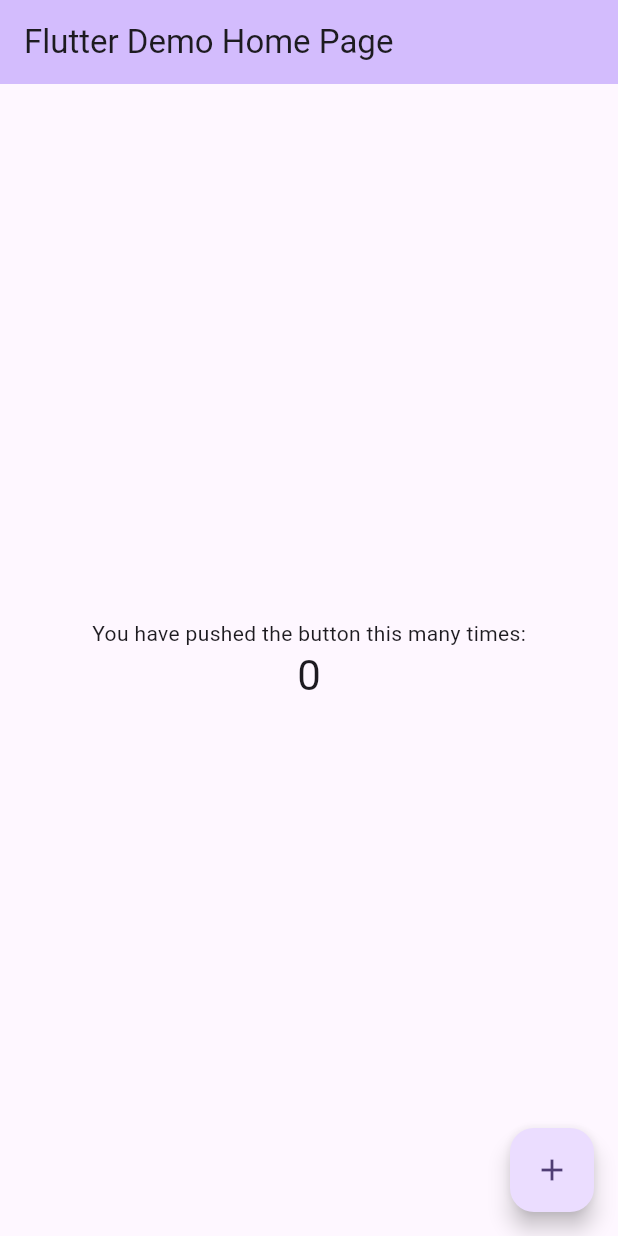
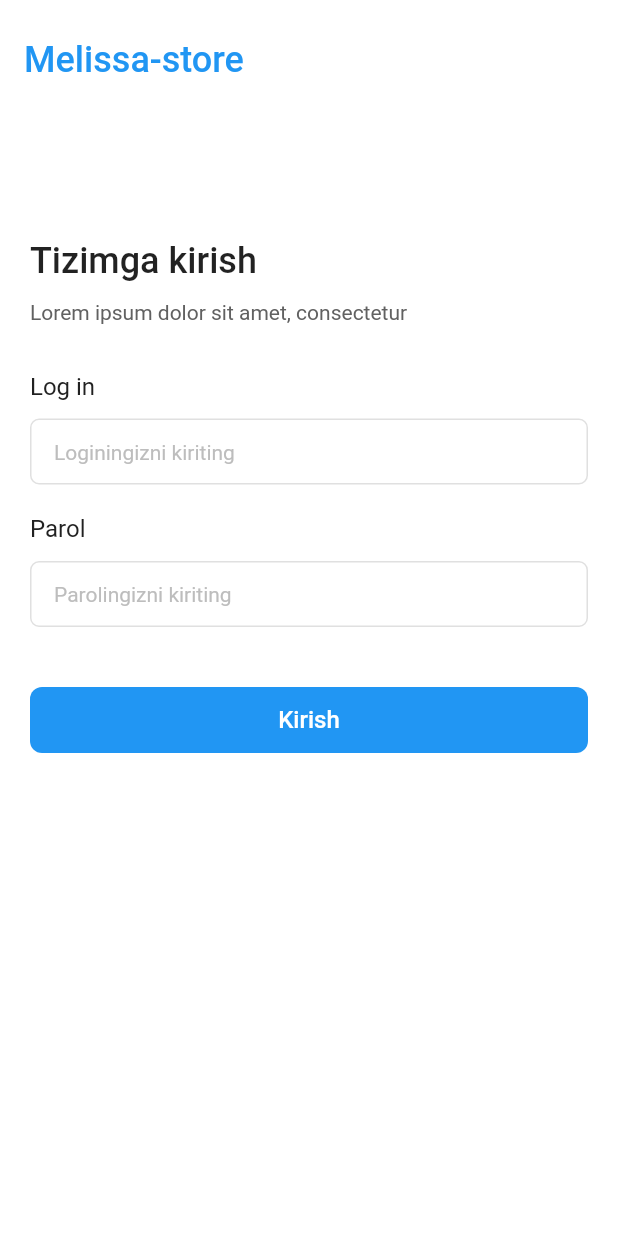
Before and after one commit to rasulov999/Melissa_Store, a Flutter app: the screen it shows after launch, on a phone screen of 412 x 824 dp. Run offline on Flutter 3.47's test engine with Material 2 defaults, Android fonts, the phone set to English and light mode, and no system bars.

Commit message:
login screen added

```diff
--- a/lib/main.dart
+++ b/lib/main.dart
@@ -1,125 +1,32 @@
 import 'package:flutter/material.dart';
+import 'package:flutter/services.dart';
+import 'package:melissa_store/screens/login/login_screen.dart';
+import 'package:melissa_store/utils/colors.dart';
 
 void main() {
+  WidgetsFlutterBinding.ensureInitialized();
+  SystemChrome.setSystemUIOverlayStyle(
+    const SystemUiOverlayStyle(
+      statusBarIconBrightness: Brightness.dark,
+      statusBarColor: Colors.transparent,
+    ),
+  );
+  SystemChrome.setPreferredOrientations([
+    DeviceOrientation.portraitUp,
+    DeviceOrientation.portraitDown,
+  ]);
   runApp(const MyApp());
 }
 
 class MyApp extends StatelessWidget {
   const MyApp({super.key});
 
-  // This widget is the root of your application.
   @override
   Widget build(BuildContext context) {
     return MaterialApp(
-      title: 'Flutter Demo',
-      theme: ThemeData(
-        // This is the theme of your application.
-        //
-        // TRY THIS: Try running your application with "flutter run". You'll see
-        // the application has a blue toolbar. Then, without quitting the app,
-        // try changing the seedColor in the colorScheme below to Colors.green
-        // and then invoke "hot reload" (save your changes or press the "hot
-        // reload" button in a Flutter-supported IDE, or press "r" if you used
-        // the command line to start the app).
-        //
-        // Notice that the counter didn't reset back to zero; the application
-        // state is not lost during the reload. To reset the state, use hot
-        // restart instead.
-        //
-        // This works for code too, not just values: Most code changes can be
-        // tested with just a hot reload.
-        colorScheme: ColorScheme.fromSeed(seedColor: Colors.deepPurple),
-        useMaterial3: true,
-      ),
-      home: const MyHomePage(title: 'Flutter Demo Home Page'),
+      debugShowCheckedModeBanner: false,
+      home: LoginScreen(),
+      theme: ThemeData(scaffoldBackgroundColor: AppColors.white),
     );
   }
 }
-
-class MyHomePage extends StatefulWidget {
-  const MyHomePage({super.key, required this.title});
-
-  // This widget is the home page of your application. It is stateful, meaning
-  // that it has a State object (defined below) that contains fields that affect
-  // how it looks.
-
-  // This class is the configuration for the state. It holds the values (in this
-  // case the title) provided by the parent (in this case the App widget) and
-  // used by the build method of the State. Fields in a Widget subclass are
-  // always marked "final".
-
-  final String title;
-
-  @override
-  State<MyHomePage> createState() => _MyHomePageState();
-}
-
-class _MyHomePageState extends State<MyHomePage> {
-  int _counter = 0;
-
-  void _incrementCounter() {
-    setState(() {
-      // This call to setState tells the Flutter framework that something has
-      // changed in this State, which causes it to rerun the build method below
-      // so that the display can reflect the updated values. If we changed
-      // _counter without calling setState(), then the build method would not be
-      // called again, and so nothing would appear to happen.
-      _counter++;
-    });
-  }
-
-  @override
-  Widget build(BuildContext context) {
-    // This method is rerun every time setState is called, for instance as done
-    // by the _incrementCounter method above.
-    //
-    // The Flutter framework has been optimized to make rerunning build methods
-    // fast, so that you can just rebuild anything that needs updating rather
-    // than having to individually change instances of widgets.
-    return Scaffold(
-      appBar: AppBar(
-        // TRY THIS: Try changing the color here to a specific color (to
-        // Colors.amber, perhaps?) and trigger a hot reload to see the AppBar
-        // change color while the other colors stay the same.
-        backgroundColor: Theme.of(context).colorScheme.inversePrimary,
-        // Here we take the value from the MyHomePage object that was created by
-        // the App.build method, and use it to set our appbar title.
-        title: Text(widget.title),
-      ),
-      body: Center(
-        // Center is a layout widget. It takes a single child and positions it
-        // in the middle of the parent.
-        child: Column(
-          // Column is also a layout widget. It takes a list of children and
-          // arranges them vertically. By default, it sizes itself to fit its
-          // children horizontally, and tries to be as tall as its parent.
-          //
-          // Column has various properties to control how it sizes itself and
-          // how it positions its children. Here we use mainAxisAlignment to
-          // center the children vertically; the main axis here is the vertical
-          // axis because Columns are vertical (the cross axis would be
-          // horizontal).
-          //
-          // TRY THIS: Invoke "debug painting" (choose the "Toggle Debug Paint"
-          // action in the IDE, or press "p" in the console), to see the
-          // wireframe for each widget.
-          mainAxisAlignment: MainAxisAlignment.center,
-          children: <Widget>[
-            const Text(
-              'You have pushed the button this many times:',
-            ),
-            Text(
-              '$_counter',
-              style: Theme.of(context).textTheme.headlineMedium,
-            ),
-          ],
-        ),
-      ),
-      floatingActionButton: FloatingActionButton(
-        onPressed: _incrementCounter,
-        tooltip: 'Increment',
-        child: const Icon(Icons.add),
-      ), // This trailing comma makes auto-formatting nicer for build methods.
-    );
-  }
-}
--- /dev/null
+++ b/lib/screens/login/login_screen.dart
@@ -0,0 +1,57 @@
+import 'package:flutter/material.dart';
+import 'package:melissa_store/utils/colors.dart';
+import 'package:melissa_store/utils/styles.dart';
+import 'package:melissa_store/widgets/global_elevated_button.dart';
+import 'package:melissa_store/widgets/textformfield_with_title.dart';
+
+class LoginScreen extends StatelessWidget {
+  const LoginScreen({super.key});
+
+  @override
+  Widget build(BuildContext context) {
+    return Scaffold(
+      appBar: AppBar(
+        toolbarHeight: 80,
+        elevation: 0,
+        backgroundColor: Colors.transparent,
+        title: Text(
+          "Melissa-store",
+          style: AppTextStyles.style24W500.copyWith(color: AppColors.blue500),
+        ),
+      ),
+      body: Padding(
+        padding: const EdgeInsets.symmetric(horizontal: 20),
+        child: Column(
+          crossAxisAlignment: CrossAxisAlignment.start,
+          children: [
+            const SizedBox(height: 80),
+            Text(
+              "Tizimga kirish",
+              style: AppTextStyles.style24W500.copyWith(),
+            ),
+            Padding(
+              padding: const EdgeInsets.only(top: 12, bottom: 32),
+              child: Text(
+                "Lorem ipsum dolor sit amet, consectetur",
+                style: AppTextStyles.style14W400
+                    .copyWith(color: AppColors.gray700),
+              ),
+            ),
+            const TextFormFieldWithTitle(
+              title: "Log in",
+              hinText: "Loginingizni kiriting",
+            ),
+            const Padding(
+              padding: EdgeInsets.only(top: 20, bottom: 40),
+              child: TextFormFieldWithTitle(
+                title: "Parol",
+                hinText: "Parolingizni kiriting",
+              ),
+            ),
+            GlobalElevatedButton(onTap: () {}, buttonText: "Kirish")
+          ],
+        ),
+      ),
+    );
+  }
+}
--- /dev/null
+++ b/lib/utils/colors.dart
@@ -0,0 +1,10 @@
+import 'package:flutter/material.dart';
+
+class AppColors {
+  static const white = Color(0xFFFFFFFF);
+  static const blue500 = Color(0xFF2196F3);
+  static const gray300 = Color(0xFFE0E0E0);
+  static const gray400 = Color(0xFFBDBDBD);
+  static const gray700 = Color(0xFF616161);
+  static const gray900 = Color(0xFF212121);
+}
--- /dev/null
+++ b/lib/utils/images.dart
@@ -0,0 +1 @@
+class AppImages{}
--- /dev/null
+++ b/lib/utils/styles.dart
@@ -0,0 +1,9 @@
+import 'package:flutter/material.dart';
+
+class AppTextStyles{
+  static const  style14W400=TextStyle(fontWeight: FontWeight.w400, fontSize: 14);
+  static const  style16W400=TextStyle(fontWeight: FontWeight.w400, fontSize: 16);
+  static const  style16W500=TextStyle(fontWeight: FontWeight.w500, fontSize: 16);
+  static const  style24W500=TextStyle(fontWeight: FontWeight.w500, fontSize: 24);
+
+}
--- /dev/null
+++ b/lib/widgets/global_elevated_button.dart
@@ -0,0 +1,34 @@
+import 'package:flutter/material.dart';
+import 'package:melissa_store/utils/colors.dart';
+import 'package:melissa_store/utils/styles.dart';
+
+class GlobalElevatedButton extends StatelessWidget {
+  const GlobalElevatedButton({
+    super.key,
+    required this.onTap,
+    required this.buttonText,
+    this.isCancel = false,
+    this.height = 44,
+    this.width = double.maxFinite,
+  });
+  final VoidCallback onTap;
+  final bool isCancel;
+  final String buttonText;
+  final double height;
+  final double width;
+  @override
+  Widget build(BuildContext context) {
+    return SizedBox(
+      height: height,
+      width: width,
+      child: ElevatedButton(
+          onPressed: onTap,
+          style: ElevatedButton.styleFrom(
+              elevation: 0,
+              backgroundColor: isCancel ? AppColors.white : AppColors.blue500,
+              shape: RoundedRectangleBorder(
+                  borderRadius: BorderRadius.circular(8))),
+          child: Text(buttonText, style: AppTextStyles.style16W500.copyWith(color: AppColors.white),)),
+    );
+  }
+}
--- /dev/null
+++ b/lib/widgets/textformfield_with_title.dart
@@ -0,0 +1,46 @@
+import 'package:flutter/material.dart';
+import 'package:melissa_store/utils/colors.dart';
+import 'package:melissa_store/utils/styles.dart';
+
+class TextFormFieldWithTitle extends StatelessWidget {
+  const TextFormFieldWithTitle({
+    super.key,
+    required this.title,
+    required this.hinText,
+    this.isPassword = false,
+  });
+  final String title;
+  final String hinText;
+  final bool isPassword;
+  @override
+  Widget build(BuildContext context) {
+    return Column(
+      crossAxisAlignment: CrossAxisAlignment.start,
+      children: [
+        Text(
+          title,
+          style: AppTextStyles.style16W400.copyWith(color: AppColors.gray900),
+        ),
+        const SizedBox(height: 12),
+        SizedBox(
+          height: 44,
+          child: TextFormField(
+            decoration: InputDecoration(
+              hintText: hinText,
+              hintStyle:
+                  AppTextStyles.style14W400.copyWith(color: AppColors.gray400),
+              contentPadding:
+                  const EdgeInsets.symmetric(vertical: 8, horizontal: 16),
+              border: OutlineInputBorder(
+                borderRadius: BorderRadius.circular(6),
+              ),
+              enabledBorder: OutlineInputBorder(
+                  borderRadius: BorderRadius.circular(6),
+                  borderSide: const BorderSide(color: AppColors.gray300)),
+            ),
+          ),
+        )
+      ],
+    );
+  }
+}
```
Also changed, not shown: assets/svg/vision_icon.svg (added), lib/routes/app_routes.dart (added), lib/utils/constants.dart (added).
